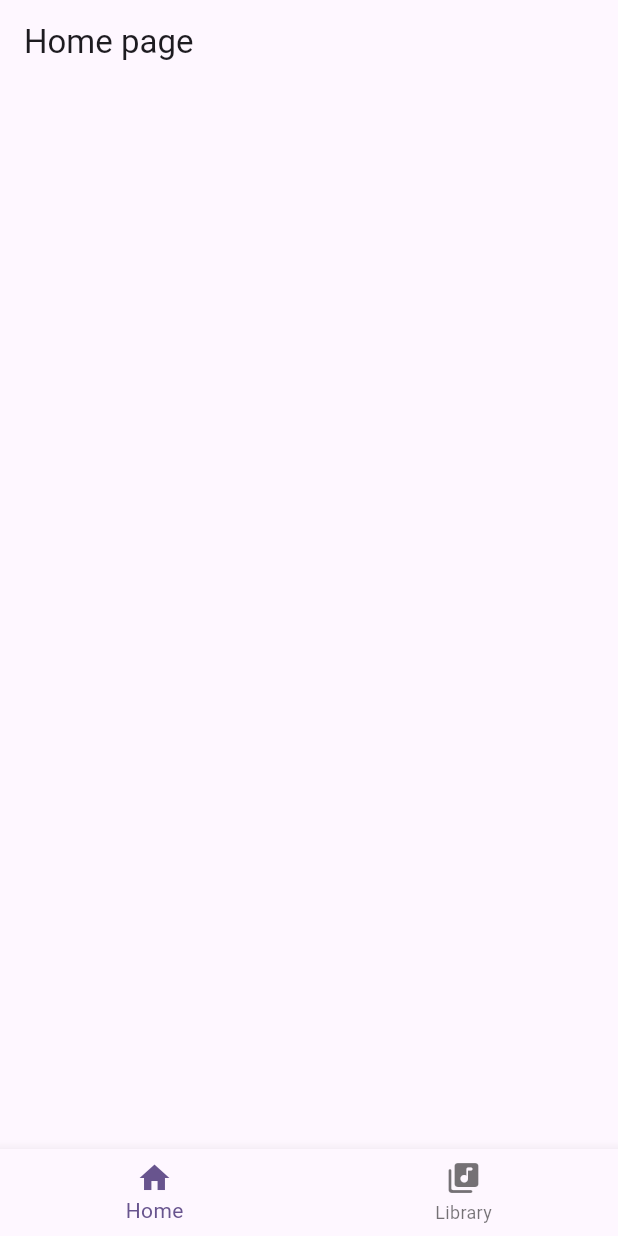
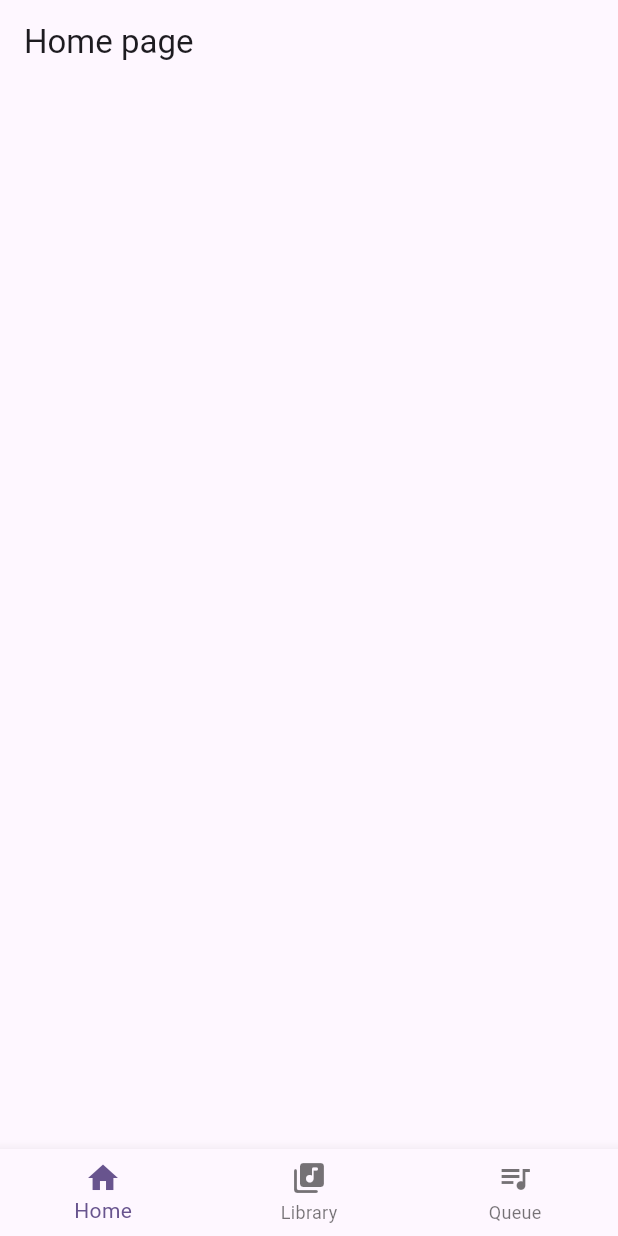
Before and after one commit to Khorsash/moai-music, a Flutter app: the screen it shows after launch, on a phone screen of 412 x 824 dp. Run offline on Flutter 3.47's test engine with Material 3 defaults, Android fonts, the phone set to English and light mode, and no system bars; our stand-ins replace file_picker, go_router, just_audio, just_audio_background, permission_handler; missing offline and left inert: audiotags, just_audio_media_kit; statements that could not run were skipped.

Commit message:
add queue as bottom nav bar item

```diff
--- a/lib/pages/main_interface.dart
+++ b/lib/pages/main_interface.dart
@@ -20,6 +20,9 @@ class MainInterface extends StatelessWidget {
       case 1:
         context.go('/library');
         break;
+      case 2:
+        context.push('/queue');
+        break;
     }
   }
 
@@ -41,6 +44,7 @@ class MainInterface extends StatelessWidget {
             items: [
               BottomNavigationBarItem(icon: Icon(Icons.home), label: 'Home'),
               BottomNavigationBarItem(icon: Icon(Icons.library_music_rounded), label: 'Library'),
+              BottomNavigationBarItem(icon: Icon(Icons.queue_music), label: 'Queue'),
             ],
           ),
         ],
```
